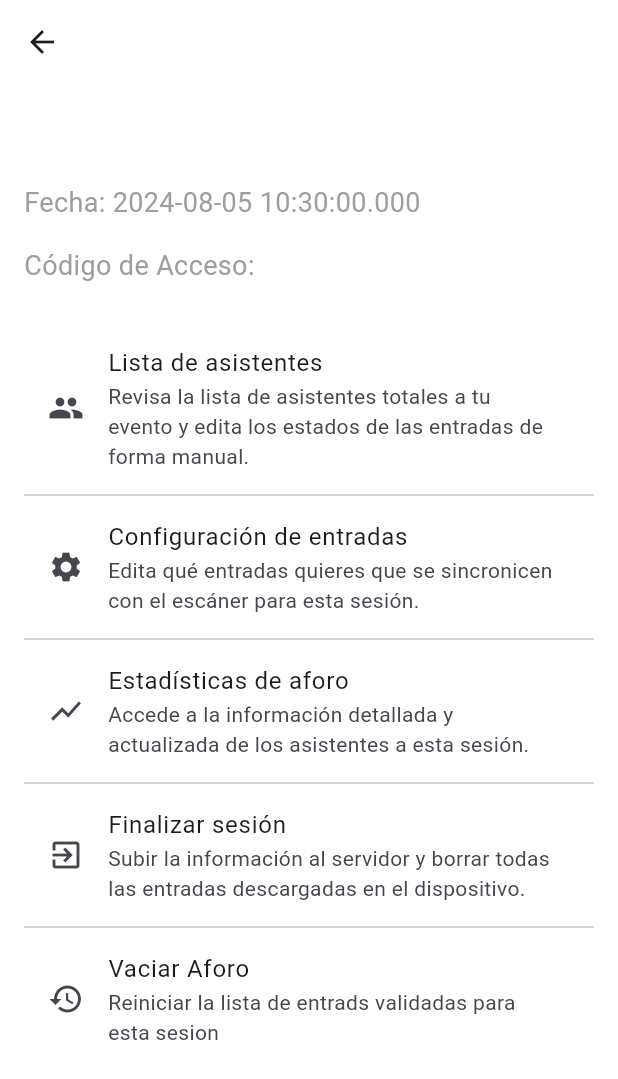
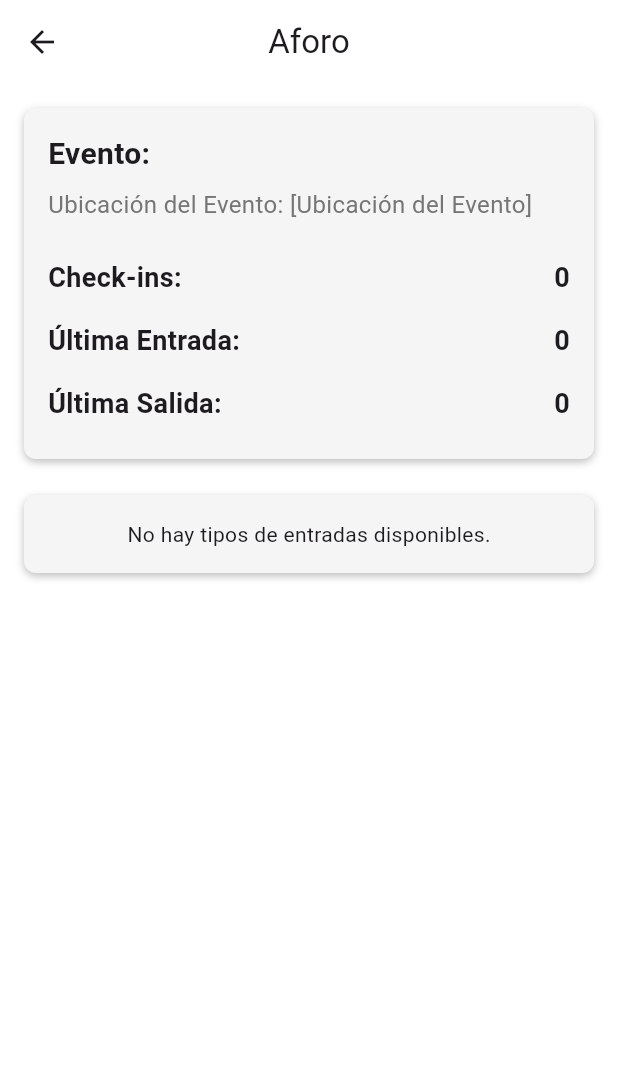
Before and after one commit to UdadNrj/Woutickpass, a Flutter app: the EventDetailsPage screen opened directly with empty values, after a tap on "Estadísticas de aforo", on a phone screen of 412 x 824 dp. Shown: the top 1079 px of the screen. Run offline on Flutter 3.47's test engine with Material 3 defaults, Android fonts, the phone set to English and light mode, and no system bars; our stand-ins replace connectivity_plus, flutter_svg, sqflite; accounts and stored records are empty; generated files the repository leaves out were written again; project files that could hold a hidden picture were left out.

Commit message:
Se hixo todo lo de tickets

```diff
--- a/lib/screens/Sessions_details_screnn.dart
+++ b/lib/screens/Sessions_details_screnn.dart
@@ -1,9 +1,12 @@
 import 'package:flutter/material.dart';
 import 'package:woutickpass/models/objects/attendee.dart';
 import 'package:woutickpass/models/objects/session.dart';
-import 'package:woutickpass/screens/Attendee_screen.dart';
+import 'package:woutickpass/screens/Attendee_list_screen.dart';
+import 'package:woutickpass/screens/statistics_screnn.dart';
+import 'package:woutickpass/screens/tickets_Configuration_screen.dart';
+import 'package:woutickpass/services/tickets_dao.dart';
 
-class EventDetailsPage extends StatelessWidget {
+class EventDetailsPage extends StatefulWidget {
   final Session event;
 
   const EventDetailsPage({
@@ -12,105 +15,155 @@ class EventDetailsPage extends StatelessWidget {
   }) : super(key: key);
 
   @override
+  _EventDetailsPageState createState() => _EventDetailsPageState();
+}
+
+class _EventDetailsPageState extends State<EventDetailsPage> {
+  late Future<List<Attendee>> _attendeesFuture;
+
+  @override
+  void initState() {
+    super.initState();
+    _attendeesFuture = _loadAttendees();
+  }
+
+  Future<List<Attendee>> _loadAttendees() async {
+    final dao = TicketsDao.instance;
+    final tickets = await dao.getTicketsByEvent(widget.event.title);
+    return tickets
+        .map((ticket) => Attendee(
+              name: ticket.name,
+              ticketType: ticket.type,
+              ticketCode: ticket.ticketCode,
+              status: ticket.status,
+            ))
+        .toList();
+  }
+
+  @override
   Widget build(BuildContext context) {
-    List<Attendee> attendees = [
-      Attendee(
-        name: "Nombre Apellido Apellido",
-        ticketType: "Tipo Entrada",
-        ticketCode: "DNG72YB1",
-        status: "DENTRO",
-      ),
-      Attendee(
-        name: "Nombre Apellido Apellido",
-        ticketType: "Tipo Entrada",
-        ticketCode: "DNG72YB2",
-        status: "SIN REGISTRO",
-      ),
-    ];
-
     return Scaffold(
       backgroundColor: Colors.white,
       appBar: AppBar(
-        title: Text(event.title),
+        centerTitle: true,
+        title: Text(widget.event.title),
         backgroundColor: Colors.white,
+        foregroundColor: Colors.black,
       ),
       body: Padding(
         padding: const EdgeInsets.all(16.0),
         child: Column(
           crossAxisAlignment: CrossAxisAlignment.start,
           children: [
-            Text(
-              event.title,
-              style: TextStyle(
-                fontSize: 24,
-                fontWeight: FontWeight.bold,
-              ),
-            ),
-            SizedBox(height: 16),
-            Text(
-              'Fecha: ${event.startAt}',
-              style: TextStyle(
-                fontSize: 18,
-                color: Colors.grey,
-              ),
-            ),
-            SizedBox(height: 16),
-            Text(
-              'Código de Acceso: ${event.wpassCode ?? 'N/A'}',
-              style: TextStyle(
-                fontSize: 18,
-                color: Colors.grey,
-              ),
-            ),
-            SizedBox(height: 32),
-            ListTile(
+            Padding(
+              padding: const EdgeInsets.symmetric(vertical: 12.0),
+              child: ListTile(
+                contentPadding: EdgeInsets.symmetric(horizontal: 24.0),
                 title: Text('Lista de asistentes'),
                 subtitle: Text(
                     'Revisa la lista de asistentes totales a tu evento y edita los estados de las entradas de forma manual.'),
-              leading: Icon(Icons.people),
-              onTap: () {
+                trailing: Icon(
+                  Icons.people,
+                  size: 32,
+                  color: Colors.black,
+                ),
+                onTap: () async {
+                  final attendees = await _attendeesFuture;
                   Navigator.push(
                     context,
                     MaterialPageRoute(
                       builder: (context) => AttendeesListScreen(
-                      event: event,
+                        event: widget.event,
                         attendees: attendees,
                       ),
                     ),
                   );
                 },
               ),
+            ),
             Divider(),
-            ListTile(
+            Padding(
+              padding: const EdgeInsets.symmetric(vertical: 12.0),
+              child: ListTile(
+                contentPadding: EdgeInsets.symmetric(horizontal: 24.0),
                 title: Text('Configuración de entradas'),
                 subtitle: Text(
                     'Edita qué entradas quieres que se sincronicen con el escáner para esta sesión.'),
-              leading: Icon(Icons.settings),
-              onTap: () {},
+                trailing: Icon(
+                  Icons.settings,
+                  size: 32,
+                  color: Colors.black,
+                ),
+                onTap: () async {
+                  final ticketTypes =
+                      await TicketsDao.instance.getTicketTypes();
+                  Navigator.push(
+                    context,
+                    MaterialPageRoute(
+                      builder: (context) => TicketConfigurationScreen(
+                        event: widget.event,
+                        ticketTypes: ticketTypes,
+                      ),
+                    ),
+                  );
+                },
+              ),
             ),
             Divider(),
-            ListTile(
+            Padding(
+              padding: const EdgeInsets.symmetric(vertical: 12.0),
+              child: ListTile(
+                contentPadding: EdgeInsets.symmetric(horizontal: 24.0),
                 title: Text('Estadísticas de aforo'),
                 subtitle: Text(
                     'Accede a la información detallada y actualizada de los asistentes a esta sesión.'),
-              leading: Icon(Icons.show_chart),
-              onTap: () {},
+                trailing: Icon(
+                  Icons.show_chart,
+                  size: 32,
+                  color: Colors.black,
+                ),
+                onTap: () {
+                  Navigator.push(
+                    context,
+                    MaterialPageRoute(
+                      builder: (context) =>
+                          StatisticsScreen(event: widget.event.title),
+                    ),
+                  );
+                },
+              ),
             ),
             Divider(),
-            ListTile(
+            Padding(
+              padding: const EdgeInsets.symmetric(vertical: 12.0),
+              child: ListTile(
+                contentPadding: EdgeInsets.symmetric(horizontal: 24.0),
                 title: Text('Finalizar sesión'),
                 subtitle: Text(
                     'Subir la información al servidor y borrar todas las entradas descargadas en el dispositivo.'),
-              leading: Icon(Icons.exit_to_app),
+                trailing: Icon(
+                  Icons.exit_to_app,
+                  size: 32,
+                  color: Colors.black,
+                ),
                 onTap: () {},
               ),
+            ),
             Divider(),
-            ListTile(
+            Padding(
+              padding: const EdgeInsets.symmetric(vertical: 12.0),
+              child: ListTile(
+                contentPadding: EdgeInsets.symmetric(horizontal: 24.0),
                 title: Text('Vaciar Aforo'),
                 subtitle: Text(
-                  'Reiniciar la lista de entrads validadas para esta sesion'),
-              leading: Icon(Icons.restore),
+                    'Reiniciar la lista de entradas validadas para esta sesión'),
+                trailing: Icon(
+                  Icons.restore,
+                  size: 32,
+                  color: Colors.black,
+                ),
                 onTap: () {},
+              ),
             ),
           ],
         ),
--- a/lib/screens/Sessions_screnn.dart
+++ b/lib/screens/Sessions_screnn.dart
@@ -3,7 +3,7 @@ import 'package:woutickpass/models/objects/session.dart';
 import 'package:woutickpass/models/objects/session_details.dart';
 import 'package:woutickpass/screens/Tabs/main_nav.dart';
 import 'package:woutickpass/services/Api/api_auth_sessions.dart';
-import 'package:woutickpass/services/Api/api_auth_uuid.dart';
+import 'package:woutickpass/services/Api/api_auth_session_uuid.dart';
 import 'package:woutickpass/services/sessions_dao.dart';
 
 class SessionsScreen extends StatefulWidget {
@@ -78,7 +78,7 @@ class _SessionsScreenState extends State<SessionsScreen> {
         getSelectedEvents().map((e) => e.uuid).toList();
     try {
       List<SessionDetails> selectedSessions =
-          await ApiAuthUuid.getSessionsByUUIDs(selectedUUIDs);
+          await ApiAuthSessionUuid.getSessionsByUUIDs(selectedUUIDs);
       Navigator.push(
         context,
         MaterialPageRoute(
--- a/lib/screens/Tabs/page_settings.dart
+++ b/lib/screens/Tabs/page_settings.dart
@@ -1,6 +1,7 @@
 import 'package:flutter/material.dart';
+import 'package:woutickpass/screens/Tabs/page_events.dart';
+import 'package:woutickpass/screens/home_screen.dart';
 import 'package:woutickpass/services/database.dart';
-import 'package:woutickpass/screens/home_screen.dart';
 import 'package:woutickpass/services/settings_dao.dart';
 
 class PageSetting extends StatefulWidget {
@@ -63,8 +64,6 @@ class _PageSettingState extends State<PageSetting> {
     await _saveSetting('additionalSetting1', additionalSetting1);
     await _saveSetting('additionalSetting2', additionalSetting2);
     await _saveSetting('additionalSetting3', additionalSetting3);
-
-    await _settingDao.logout();
 
     Navigator.pushReplacement(
       context,
--- /dev/null
+++ b/lib/screens/statistics_screnn.dart
@@ -0,0 +1,154 @@
+import 'package:flutter/material.dart';
+import 'package:woutickpass/services/tickets_dao.dart';
+
+class StatisticsScreen extends StatefulWidget {
+  final String event;
+
+  const StatisticsScreen({Key? key, required this.event}) : super(key: key);
+
+  @override
+  _StatisticsScreenState createState() => _StatisticsScreenState();
+}
+
+class _StatisticsScreenState extends State<StatisticsScreen> {
+  late Future<Map<String, int>> _statisticsFuture;
+  late Future<List<String>> _ticketTypesFuture;
+
+  @override
+  void initState() {
+    super.initState();
+    _statisticsFuture =
+        TicketsDao.instance.getTicketStatisticsByEvent(widget.event);
+    _ticketTypesFuture = TicketsDao.instance.getTicketTypes();
+  }
+
+  @override
+  Widget build(BuildContext context) {
+    return Scaffold(
+      backgroundColor: Colors.white,
+      appBar: AppBar(
+        centerTitle: true,
+        backgroundColor: Colors.white,
+        title: Text('Aforo'),
+      ),
+      body: Padding(
+        padding: const EdgeInsets.all(16.0),
+        child: Column(
+          crossAxisAlignment: CrossAxisAlignment.start,
+          children: [
+            Container(
+              padding: const EdgeInsets.all(16.0),
+              decoration: BoxDecoration(
+                color: Colors.grey[100],
+                borderRadius: BorderRadius.circular(8.0),
+                boxShadow: [
+                  BoxShadow(
+                    color: Colors.black26,
+                    blurRadius: 4.0,
+                    offset: Offset(0, 2),
+                  ),
+                ],
+              ),
+              child: FutureBuilder<Map<String, int>>(
+                future: _statisticsFuture,
+                builder: (context, snapshot) {
+                  if (snapshot.connectionState == ConnectionState.waiting) {
+                    return Center(child: CircularProgressIndicator());
+                  }
+                  if (snapshot.hasError) {
+                    return Center(child: Text('Error: ${snapshot.error}'));
+                  }
+                  final data = snapshot.data ?? {};
+                  return Column(
+                    crossAxisAlignment: CrossAxisAlignment.start,
+                    children: [
+                      Text(
+                        'Evento: ${widget.event}',
+                        style: TextStyle(
+                          fontSize: 20,
+                          fontWeight: FontWeight.bold,
+                        ),
+                      ),
+                      SizedBox(height: 8),
+                      Text(
+                        'Ubicación del Evento: [Ubicación del Evento]',
+                        style: TextStyle(fontSize: 16, color: Colors.grey[600]),
+                      ),
+                      SizedBox(height: 16),
+                      _buildStatRow('Check-ins:', data['checkins'] ?? 0),
+                      _buildStatRow('Última Entrada:', data['entries'] ?? 0),
+                      _buildStatRow('Última Salida:', data['exits'] ?? 0),
+                    ],
+                  );
+                },
+              ),
+            ),
+            SizedBox(height: 24),
+
+            // Contenedor para los Tipos de Entradas
+            Container(
+              padding: const EdgeInsets.all(16.0),
+              decoration: BoxDecoration(
+                color: Colors.grey[100],
+                borderRadius: BorderRadius.circular(8.0),
+                boxShadow: [
+                  BoxShadow(
+                    color: Colors.black26,
+                    blurRadius: 4.0,
+                    offset: Offset(0, 2),
+                  ),
+                ],
+              ),
+              child: FutureBuilder<List<String>>(
+                future: _ticketTypesFuture,
+                builder: (context, snapshot) {
+                  if (snapshot.connectionState == ConnectionState.waiting) {
+                    return Center(child: CircularProgressIndicator());
+                  }
+                  if (snapshot.hasError) {
+                    return Center(child: Text('Error: ${snapshot.error}'));
+                  }
+                  final ticketTypes = snapshot.data ?? [];
+                  if (ticketTypes.isEmpty) {
+                    return Center(
+                        child: Text('No hay tipos de entradas disponibles.'));
+                  }
+                  return Column(
+                    crossAxisAlignment: CrossAxisAlignment.start,
+                    children: [
+                      Text(
+                        'Tipos de Entradas:',
+                        style: TextStyle(
+                            fontSize: 18, fontWeight: FontWeight.bold),
+                      ),
+                      ...ticketTypes.map((type) => Text(type)),
+                    ],
+                  );
+                },
+              ),
+            ),
+          ],
+        ),
+      ),
+    );
+  }
+
+  Widget _buildStatRow(String title, int value) {
+    return Padding(
+      padding: const EdgeInsets.symmetric(vertical: 8.0),
+      child: Row(
+        mainAxisAlignment: MainAxisAlignment.spaceBetween,
+        children: [
+          Text(
+            title,
+            style: TextStyle(fontSize: 18, fontWeight: FontWeight.w600),
+          ),
+          Text(
+            '$value',
+            style: TextStyle(fontSize: 18, fontWeight: FontWeight.w600),
+          ),
+        ],
+      ),
+    );
+  }
+}
--- a/lib/services/Api/api_auth_uuid.dart
+++ b/lib/services/Api/api_auth_session_uuid.dart
@@ -5,7 +5,7 @@ import 'package:http/http.dart' as http;
 import 'package:flutter/foundation.dart';
 import 'package:woutickpass/models/objects/session_details.dart';
 
-class ApiAuthUuid {
+class ApiAuthSessionUuid {
   static Future<List<SessionDetails>> getSessionsByUUIDs(
       List<String> uuids) async {
     if (uuids.isEmpty) {
--- a/lib/services/settings_dao.dart
+++ b/lib/services/settings_dao.dart
@@ -35,10 +35,4 @@ class SettingDao {
       print('Error al guardar la configuración: $e');
     }
   }
-
-  Future<void> logout() async {
-    final db = await _dbHelper.database;
-
-    await db.delete('settings');
-  }
 }
--- a/lib/services/tickets_dao.dart
+++ b/lib/services/tickets_dao.dart
@@ -69,13 +69,13 @@ class TicketsDao {
     return result;
   }
 
-  Future<List<Map<String, dynamic>>> getTicketTypes() async {
+  Future<List<String>> getTicketTypes() async {
     Database db = await _db;
     var result = await db.rawQuery('SELECT DISTINCT type FROM tickets');
-    return result;
+    return result.map((row) => row['type'] as String).toList();
   }
 
-  // Nuevo método para verificar si ya existen tickets para una sesión
+  // Método para verificar si ya existen tickets para una sesión
   Future<bool> sessionTicketsExist(String sessionId) async {
     Database db = await _db;
     var result = await db.query(
@@ -85,4 +85,49 @@ class TicketsDao {
     );
     return result.isNotEmpty;
   }
+
+  // Nuevo método para obtener estadísticas de tickets para un evento específico
+  Future<Map<String, int>> getTicketStatisticsByEvent(String event) async {
+    Database db = await _db;
+
+    // Contar check-ins
+    final checkinsResult = await db.rawQuery(
+        'SELECT COUNT(*) AS count FROM tickets WHERE event = ? AND checkin_at IS NOT NULL',
+        [event]);
+    final checkinsCount = Sqflite.firstIntValue(checkinsResult) ?? 0;
+
+    // Contar entradas (last_entry_at)
+    final entriesResult = await db.rawQuery(
+        'SELECT COUNT(*) AS count FROM tickets WHERE event = ? AND last_entry_at IS NOT NULL',
+        [event]);
+    final entriesCount = Sqflite.firstIntValue(entriesResult) ?? 0;
+
+    // Contar salidas (last_exit_at)
+    final exitsResult = await db.rawQuery(
+        'SELECT COUNT(*) AS count FROM tickets WHERE event = ? AND last_exit_at IS NOT NULL',
+        [event]);
+    final exitsCount = Sqflite.firstIntValue(exitsResult) ?? 0;
+
+    return {
+      'checkins': checkinsCount,
+      'entries': entriesCount,
+      'exits': exitsCount,
+    };
+  }
+
+  // Nuevo método para obtener estadísticas por tipo de ticket para un evento específico
+  Future<Map<String, int>> getTicketTypeStatistics(String event) async {
+    Database db = await _db;
+
+    final result = await db.rawQuery(
+        'SELECT type, COUNT(*) AS count FROM tickets WHERE event = ? GROUP BY type',
+        [event]);
+
+    final typeStats = <String, int>{};
+    for (var row in result) {
+      typeStats[row['type'] as String] = row['count'] as int;
+    }
+
+    return typeStats;
+  }
 }
```
Also changed, not shown: lib/models/drawers/drawer_code_event.dart (+6 -6 lines), lib/screens/Tabs/main_nav.dart (+31 -1 lines), lib/screens/Tabs/page_events.dart (+12 -4 lines), lib/screens/home_screen.dart (+39 -15 lines), lib/screens/tickets_Configuration_screen.dart (added, +116 -0 lines), lib/services/Api/api_auth_tickets_uuid.dart (added, +90 -0 lines), lib/services/database.dart (+34 -2 lines), lib/screens/Attendee_list_screen.dart (renamed from lib/screens/Attendee_screen.dart), lib/services/Api/api_auth_ticket.dart (renamed from lib/services/Api/api_ticket.dart). Lines whose indentation alone changed are shown as unchanged.
